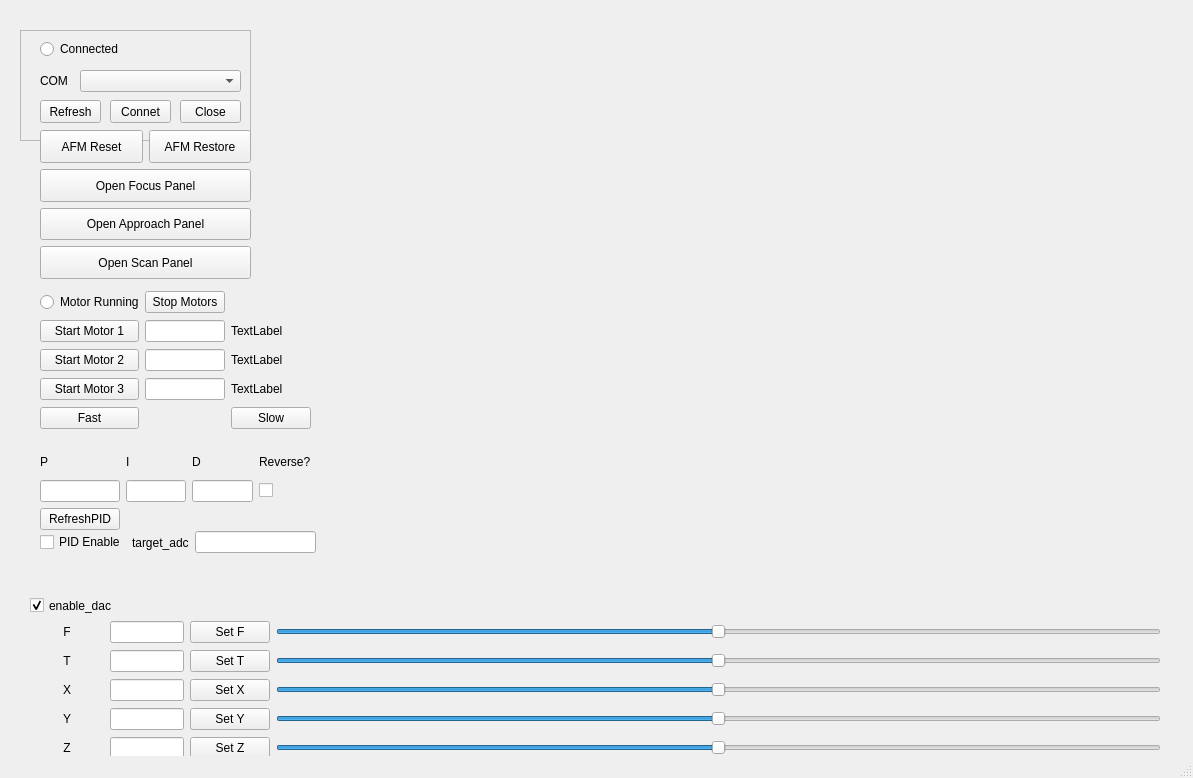
Above: gui/ui/main_window.ui from MechRedPanda/red-panda-afm before the change. Below: the same form after it.
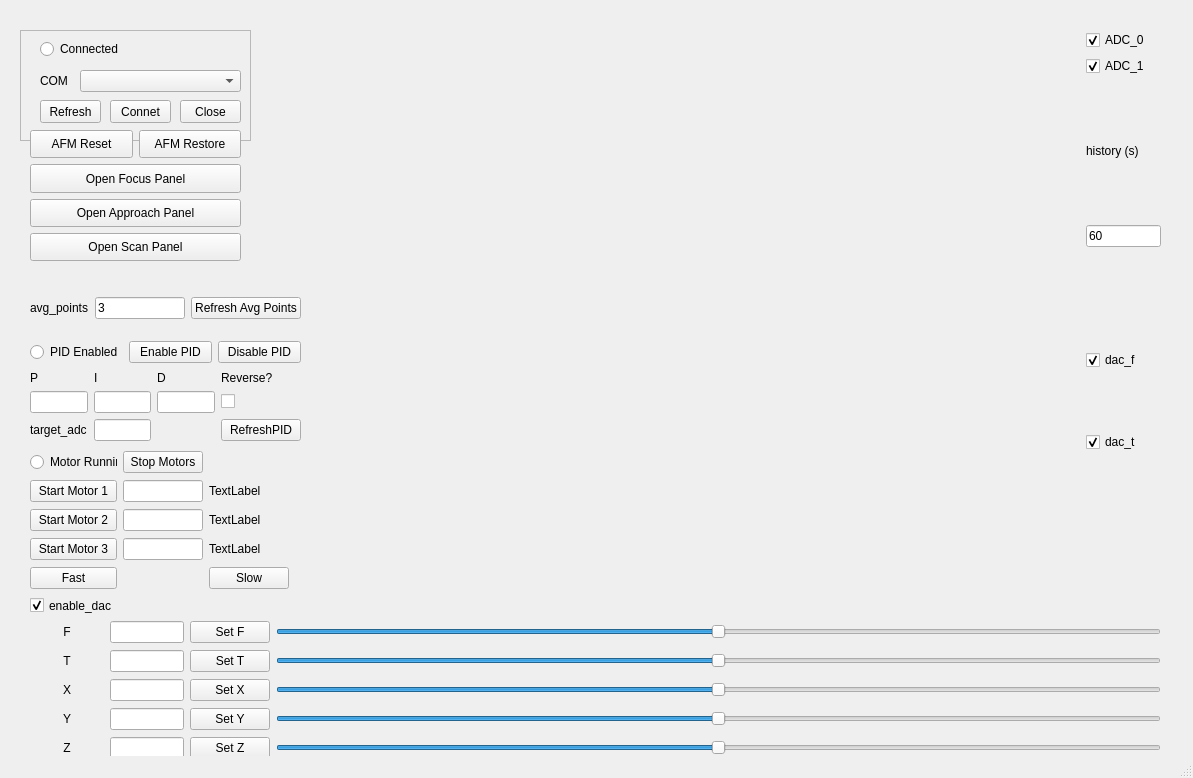
That is the form after the change. Custom widgets are drawn as their Qt base class.

Commit message: add avg to adc tune gui

Diff of the .ui file:
```diff
--- a/gui/ui/main_window.ui
+++ b/gui/ui/main_window.ui
@@ -125,10 +125,130 @@
     </property>
     <layout class="QVBoxLayout" name="verticalLayout_2">
      <item>
-      <widget class="PlotWidget" name="adc_plot_widget" native="true"/>
+      <layout class="QHBoxLayout" name="horizontalLayout_5" stretch="10,1">
+       <item>
+        <widget class="PlotWidget" name="adc_plot_widget" native="true"/>
+       </item>
+       <item>
+        <layout class="QVBoxLayout" name="verticalLayout_3">
+         <property name="sizeConstraint">
+          <enum>QLayout::SetMinimumSize</enum>
+         </property>
+         <property name="bottomMargin">
+          <number>1</number>
+         </property>
+         <item>
+          <widget class="QCheckBox" name="adc_0_enable_checkbox">
+           <property name="text">
+            <string>ADC_0</string>
+           </property>
+           <property name="checked">
+            <bool>true</bool>
+           </property>
+          </widget>
+         </item>
+         <item>
+          <widget class="QCheckBox" name="adc_1_enable_checkbox">
+           <property name="text">
+            <string>ADC_1</string>
+           </property>
+           <property name="checked">
+            <bool>true</bool>
+           </property>
+          </widget>
+         </item>
+         <item>
+          <widget class="QLabel" name="label_12">
+           <property name="sizePolicy">
+            <sizepolicy hsizetype="Minimum" vsizetype="Minimum">
+             <horstretch>0</horstretch>
+             <verstretch>0</verstretch>
+            </sizepolicy>
+           </property>
+           <property name="text">
+            <string>history (s)</string>
+           </property>
+          </widget>
+         </item>
+         <item>
+          <widget class="QLineEdit" name="plot_history_input">
+           <property name="text">
+            <string>60</string>
+           </property>
+          </widget>
+         </item>
+         <item>
+          <spacer name="verticalSpacer">
+           <property name="orientation">
+            <enum>Qt::Vertical</enum>
+           </property>
+           <property name="sizeType">
+            <enum>QSizePolicy::Preferred</enum>
+           </property>
+           <property name="sizeHint" stdset="0">
+            <size>
+             <width>20</width>
+             <height>40</height>
+            </size>
+           </property>
+          </spacer>
+         </item>
+        </layout>
+       </item>
+      </layout>
      </item>
      <item>
-      <widget class="PlotWidget" name="dac_plot_widget" native="true"/>
+      <layout class="QHBoxLayout" name="horizontalLayout_3" stretch="10,1">
+       <item>
+        <widget class="PlotWidget" name="dac_plot_widget" native="true"/>
+       </item>
+       <item>
+        <layout class="QVBoxLayout" name="verticalLayout_5">
+         <property name="sizeConstraint">
+          <enum>QLayout::SetMinimumSize</enum>
+         </property>
+         <property name="bottomMargin">
+          <number>1</number>
+         </property>
+         <item>
+          <widget class="QCheckBox" name="dac_f_enable_checkbox">
+           <property name="text">
+            <string>dac_f</string>
+           </property>
+           <property name="checked">
+            <bool>true</bool>
+           </property>
+          </widget>
+         </item>
+         <item>
+          <widget class="QCheckBox" name="dac_t_enable_checkbox">
+           <property name="text">
+            <string>dac_t</string>
+           </property>
+           <property name="checked">
+            <bool>true</bool>
+           </property>
+          </widget>
+         </item>
+         <item>
+          <spacer name="verticalSpacer_3">
+           <property name="orientation">
+            <enum>Qt::Vertical</enum>
+           </property>
+           <property name="sizeType">
+            <enum>QSizePolicy::Preferred</enum>
+           </property>
+           <property name="sizeHint" stdset="0">
+            <size>
+             <width>20</width>
+             <height>40</height>
+            </size>
+           </property>
+          </spacer>
+         </item>
+        </layout>
+       </item>
+      </layout>
      </item>
     </layout>
    </widget>
@@ -315,10 +435,10 @@
    <widget class="QWidget" name="verticalLayoutWidget_2">
     <property name="geometry">
      <rect>
-      <x>40</x>
+      <x>30</x>
       <y>130</y>
       <width>211</width>
-      <height>149</height>
+      <height>131</height>
      </rect>
     </property>
     <layout class="QVBoxLayout" name="verticalLayout">
@@ -396,9 +516,9 @@
    <widget class="QWidget" name="gridLayoutWidget">
     <property name="geometry">
      <rect>
-      <x>40</x>
-      <y>290</y>
-      <width>271</width>
+      <x>30</x>
+      <y>450</y>
+      <width>259</width>
       <height>141</height>
      </rect>
     </property>
@@ -503,13 +623,20 @@
    <widget class="QWidget" name="gridLayoutWidget_3">
     <property name="geometry">
      <rect>
-      <x>40</x>
-      <y>450</y>
+      <x>30</x>
+      <y>370</y>
       <width>271</width>
-      <height>80</height>
+      <height>71</height>
      </rect>
     </property>
     <layout class="QGridLayout" name="gridLayout_3">
+     <item row="2" column="0">
+      <widget class="QLabel" name="label_10">
+       <property name="text">
+        <string>target_adc</string>
+       </property>
+      </widget>
+     </item>
      <item row="0" column="0">
       <widget class="QLabel" name="label_6">
        <property name="text">
@@ -554,7 +681,10 @@
      <item row="1" column="1">
       <widget class="QLineEdit" name="i_input_box"/>
      </item>
-     <item row="2" column="0">
+     <item row="2" column="1">
+      <widget class="QLineEdit" name="target_adc_value_input"/>
+     </item>
+     <item row="2" column="3">
       <widget class="QPushButton" name="pid_refresh_button">
        <property name="text">
         <string>RefreshPID</string>
@@ -566,29 +696,66 @@
    <widget class="QWidget" name="horizontalLayoutWidget_2">
     <property name="geometry">
      <rect>
-      <x>40</x>
-      <y>530</y>
-      <width>276</width>
+      <x>30</x>
+      <y>340</y>
+      <width>271</width>
       <height>25</height>
      </rect>
     </property>
     <layout class="QHBoxLayout" name="horizontalLayout_2">
      <item>
-      <widget class="QCheckBox" name="pid_toggle_button">
+      <widget class="QRadioButton" name="pid_enabled_radio">
        <property name="text">
-        <string>PID Enable</string>
+        <string>PID Enabled</string>
        </property>
       </widget>
      </item>
      <item>
-      <widget class="QLabel" name="label_10">
+      <widget class="QPushButton" name="pid_enable_button">
        <property name="text">
-        <string>target_adc</string>
+        <string>Enable PID</string>
        </property>
       </widget>
      </item>
      <item>
-      <widget class="QLineEdit" name="target_adc_value_input"/>
+      <widget class="QPushButton" name="pid_disable_button">
+       <property name="text">
+        <string>Disable PID</string>
+       </property>
+      </widget>
+     </item>
+    </layout>
+   </widget>
+   <widget class="QWidget" name="horizontalLayoutWidget">
+    <property name="geometry">
+     <rect>
+      <x>30</x>
+      <y>293</y>
+      <width>271</width>
+      <height>31</height>
+     </rect>
+    </property>
+    <layout class="QGridLayout" name="gridLayout_4">
+     <item row="0" column="0">
+      <widget class="QLabel" name="label_11">
+       <property name="text">
+        <string>avg_points</string>
+       </property>
+      </widget>
+     </item>
+     <item row="0" column="1">
+      <widget class="QLineEdit" name="avg_points_input">
+       <property name="text">
+        <string>3</string>
+       </property>
+      </widget>
+     </item>
+     <item row="0" column="2">
+      <widget class="QPushButton" name="avg_points_refresh">
+       <property name="text">
+        <string>Refresh Avg Points</string>
+       </property>
+      </widget>
      </item>
     </layout>
    </widget>
```
The commit also changes 7 other files.
